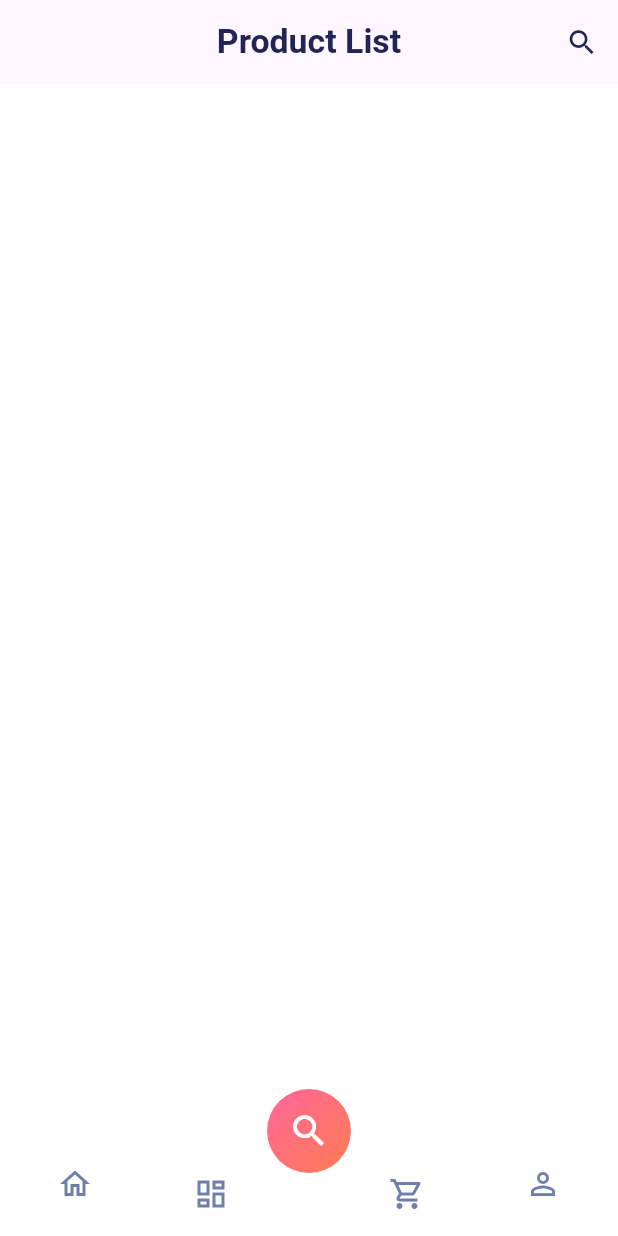
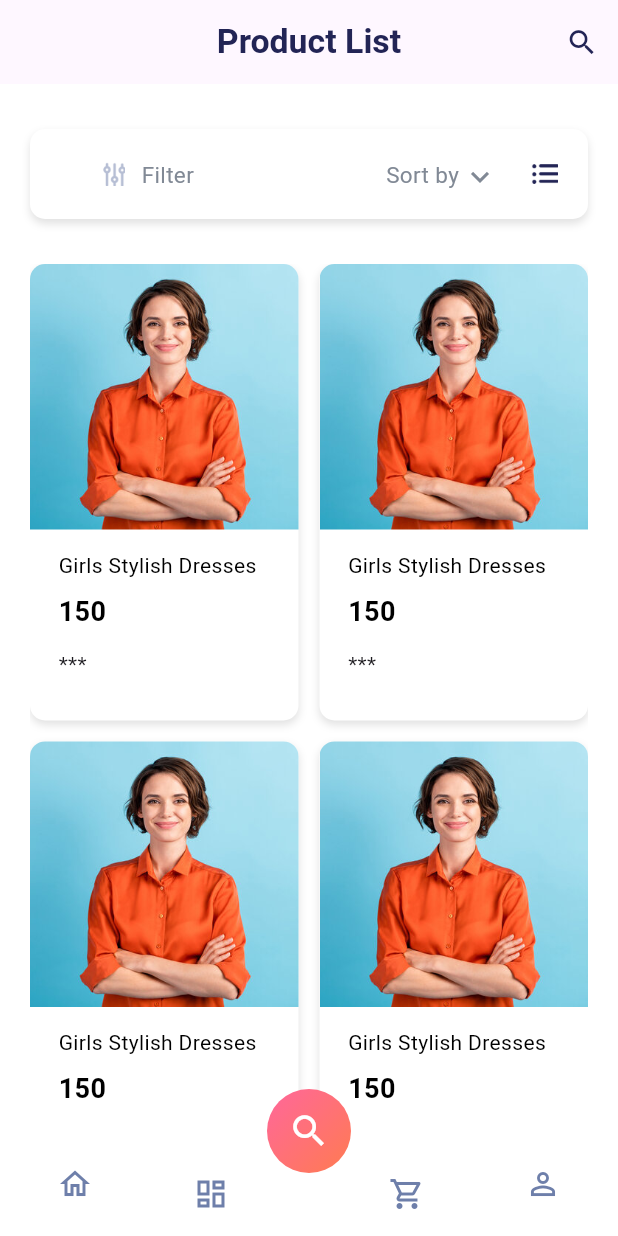
Before and after one commit to MohammedManik2548/dokan, a Flutter app: the screen it shows after launch, on a phone screen of 412 x 824 dp. Run offline on Flutter 3.47's test engine with Material 3 defaults, Android fonts, the phone set to English and light mode, and no system bars; our stand-ins replace dio, fluttertoast, get, shared_preferences; Roboto replaces fonts that are missing (MrEavesXLModOT).

Commit message:
GridView design

```diff
--- a/lib/Utils/app_constant.dart
+++ b/lib/Utils/app_constant.dart
@@ -1,5 +1,6 @@
 class AppConstant{
   static const String splashRoute='/';
   static const String mainRoute='main_screen';
+  static const String searchRoute='search_screen';
 
 }
--- a/lib/Utils/generated_route.dart
+++ b/lib/Utils/generated_route.dart
@@ -1,5 +1,6 @@
 import 'package:flutter/material.dart';
 import '../presentationLayer/screens/main_screen.dart';
+import '../presentationLayer/screens/search_Screen.dart';
 import '../presentationLayer/screens/splash_screen.dart';
 import 'app_constant.dart';
 class GeneratedRoute{
@@ -13,6 +14,10 @@ class GeneratedRoute{
       // routeSettings.arguments as Map;
         return _materialRoute(MainScreen());
 
+      case AppConstant.searchRoute:
+      // routeSettings.arguments as Map;
+        return _materialRoute(SearchScreen());
+
       default:
         return _materialRoute(const Scaffold(body: Center(child: Text('No Page found')),));
     }
--- a/lib/businessLogicLayer/navigation_controller.dart
+++ b/lib/businessLogicLayer/navigation_controller.dart
@@ -4,22 +4,24 @@ import 'package:get/get.dart';
 import '../presentationLayer/screens/dashboard_screen.dart';
 import '../presentationLayer/screens/home_screen.dart';
 import '../presentationLayer/screens/profile_screen.dart';
+import '../presentationLayer/screens/search_Screen.dart';
 import '../presentationLayer/screens/shopping_screen.dart';
 
 class NavigationController extends GetxController {
-  int selectedIndex = 0;
+  var selectedIndex = 0.obs;
 
   final List<Widget> _screens = [
+    SearchScreen(),
     HomeScreen(),
     DashboardScreen(),
     ShoppingScreen(),
     ProfileScreen(),
   ];
 
-  Widget get currentScreen => _screens[selectedIndex];
+  Widget get currentScreen => _screens[selectedIndex.value];
 
   void onItemTapped(int index) {
-    selectedIndex = index;
+    selectedIndex.value = index;
     update();
   }
 }
--- a/lib/presentationLayer/screens/home_screen.dart
+++ b/lib/presentationLayer/screens/home_screen.dart
@@ -7,27 +7,7 @@ class HomeScreen extends StatelessWidget {
   Widget build(BuildContext context) {
     return Scaffold(
       backgroundColor: Colors.white,
-      appBar: AppBar(
-        title: Text(
-            'Product List',
-          style: TextStyle(
-            fontSize: 22.57,
-            fontWeight: FontWeight.w700,
-            color: Color(0xff222455),
-          ),
-        ),
-        actions: [
-          IconButton(
-            onPressed: (){},
-            icon: Icon(
-                Icons.search,
-              size: 22,
-              color: Color(0xff222455),
-            ),
-          ),
-        ],
-        centerTitle: true,
-      ),
+      appBar: AppBar(title: Text('Home'),centerTitle: true,),
       body: Container(),
     );
   }
--- a/lib/presentationLayer/screens/main_screen.dart
+++ b/lib/presentationLayer/screens/main_screen.dart
@@ -1,12 +1,11 @@
 import 'package:flutter/material.dart';
 import 'package:get/get_state_manager/get_state_manager.dart';
-
-import '../../businessLogicLayer/home_controller.dart';
+import '../../Utils/app_constant.dart';
 import '../../businessLogicLayer/navigation_controller.dart';
 import '../widgets/custom_floatingButton.dart';
 
 class MainScreen extends StatelessWidget {
-  final HomeController controller = HomeController();
+  final NavigationController controller = NavigationController();
   MainScreen({super.key});
 
   @override
@@ -19,7 +18,9 @@ class MainScreen extends StatelessWidget {
       ),
       floatingActionButtonLocation: FloatingActionButtonLocation.centerDocked,
       floatingActionButton: GradientFloatingActionButton(
-        onPressed: () {},
+        onPressed: () {
+          Navigator.pushNamedAndRemoveUntil(context, AppConstant.mainRoute, (route) => false);
+        },
         icon: Icons.search,
         gradient: const LinearGradient(
           colors: [Color(0xffFF679B), Color(0xffFF7B51)],
@@ -47,7 +48,7 @@ class MainScreen extends StatelessWidget {
                   Padding(
                     padding: const EdgeInsets.only(left: 10.0),
                     child: IconButton(
-                      onPressed: ()=> controller.onItemTapped(0),
+                      onPressed: ()=> controller.onItemTapped(1),
                       icon: const Icon(Icons.home_outlined,
                         color: Color(0xff6E7FAA),),
                     ),
@@ -56,7 +57,7 @@ class MainScreen extends StatelessWidget {
                       padding:
                       const EdgeInsets.only(right: 20.0, top: 10.0, bottom: 10.0),
                       child: IconButton(
-                        onPressed: ()=> controller.onItemTapped(1),
+                        onPressed: ()=> controller.onItemTapped(2),
                         icon: const Icon(
                           Icons.dashboard_outlined,
                           color: Color(0xff6E7FAA),
@@ -67,7 +68,7 @@ class MainScreen extends StatelessWidget {
                       padding:
                       const EdgeInsets.only(left: 20.0, top: 10.0, bottom: 10.0),
                       child: IconButton(
-                        onPressed: ()=> controller.onItemTapped(2),
+                        onPressed: ()=> controller.onItemTapped(3),
                         icon: const Icon(
                           Icons.shopping_cart_outlined,
                           color: Color(0xff6E7FAA),
@@ -77,7 +78,7 @@ class MainScreen extends StatelessWidget {
                   Padding(
                       padding: const EdgeInsets.only(right: 10.0),
                       child: IconButton(
-                        onPressed: ()=> controller.onItemTapped(3),
+                        onPressed: ()=> controller.onItemTapped(4),
                         icon: const Icon(
                           Icons.person_outline,
                           color: Color(0xff6E7FAA),
--- /dev/null
+++ b/lib/presentationLayer/screens/search_Screen.dart
@@ -0,0 +1,160 @@
+import 'package:flutter/cupertino.dart';
+import 'package:flutter/material.dart';
+import 'package:flutter/widgets.dart';
+
+import '../widgets/product_card.dart';
+class SearchScreen extends StatelessWidget {
+  const SearchScreen({super.key});
+
+  @override
+  Widget build(BuildContext context) {
+    final height = MediaQuery.sizeOf(context).height;
+    final width = MediaQuery.sizeOf(context).width;
+    return Scaffold(
+      backgroundColor: Colors.white,
+      appBar: AppBar(
+        title: Text(
+          'Product List',
+          style: TextStyle(
+            fontSize: 22.57,
+            fontWeight: FontWeight.w700,
+            color: Color(0xff222455),
+          ),
+        ),
+        centerTitle: true,
+        elevation: 0,
+        actions: [
+          // Container(
+          //   alignment: Alignment.center,
+          //   height: 22,
+          //   width: 22,
+          //   child: Icon(
+          //       Icons.search,
+          //     size: 14,
+          //     color: Color(0xff222455),
+          //   ),
+          // ),
+          IconButton(
+            onPressed: (){},
+            icon: Icon(
+              Icons.search,
+              size: 22,
+              color: Color(0xff222455),
+            ),
+          ),
+        ],
+      ),
+      body: SingleChildScrollView(
+        child: Column(
+          children: [
+            _buildFilterSort(width),
+            SizedBox(height: 10),
+            _buildAllProduct(height),
+            // Container(
+            //   padding: EdgeInsets.all(8.0),
+            //   height: height,
+            //     child: _buildAllProduct(),
+            // ),
+          ],
+        ),
+      ),
+    );
+  }
+
+  Widget _buildFilterSort(double width){
+    return Container(
+      margin: EdgeInsets.only(top: 30,right: 20,left: 20),
+      width: width,
+      height: 60,
+      decoration:  BoxDecoration(
+        color: Colors.white,
+        borderRadius: BorderRadius.all(Radius.circular(10)),
+        boxShadow: [
+          BoxShadow(
+              blurRadius: 4,
+              spreadRadius: 0,
+              offset: Offset(0,3),
+              color: Colors.grey.withOpacity(0.3)
+          )
+        ],
+      ),
+      child: Padding(
+        padding: const EdgeInsets.all(20),
+        child: Row(
+          mainAxisAlignment: MainAxisAlignment.end,
+
+          children: [
+            Row(
+              mainAxisAlignment: MainAxisAlignment.start,
+              crossAxisAlignment: CrossAxisAlignment.center,
+              children: [
+                Image.asset(
+                  'assets/images/Shape.png',
+                  height: 16,
+                  width: 15,
+                ),
+                SizedBox(width: 11),
+                Text(
+                  'Filter',
+                  style: TextStyle(
+                    fontWeight: FontWeight.w400,
+                    fontSize: 15,
+                    color: Color(0xff818995),
+                  ),
+                ),
+              ],
+            ),
+            const SizedBox(width: 128),
+            const Row(
+              mainAxisAlignment: MainAxisAlignment.start,
+              crossAxisAlignment: CrossAxisAlignment.center,
+              children: [
+                Text(
+                  'Sort by',
+                  style: TextStyle(
+                    fontWeight: FontWeight.w400,
+                    fontSize: 15,
+                    color: Color(0xff818995),
+                  ),
+                ),
+                SizedBox(width: 2),
+                Icon(
+                  Icons.keyboard_arrow_down,
+                  color: Color(0xff818995),
+                )
+              ],
+            ),
+            SizedBox(width: 22),
+            Image.asset(
+              'assets/images/filter.png',
+              height: 13,
+              width: 18,
+            ),
+          ],
+        ),
+      ),
+    );
+  }
+
+  Widget _buildAllProduct(double height){
+    return Container(
+      height: height,
+      padding: EdgeInsets.all(20.0),
+      child: GridView.builder(
+          gridDelegate: const SliverGridDelegateWithFixedCrossAxisCount(
+              crossAxisCount: 2,
+            childAspectRatio: (100 / 170),
+            crossAxisSpacing: 14,
+            mainAxisSpacing: 14,
+          ),
+          scrollDirection: Axis.vertical,
+          itemCount: 30,
+          itemBuilder: (c, i){
+            return ProductCard();
+          }
+      ),
+    );
+  }
+
+
+}
--- /dev/null
+++ b/lib/presentationLayer/widgets/product_card.dart
@@ -0,0 +1,69 @@
+import 'package:flutter/material.dart';
+
+class ProductCard extends StatelessWidget {
+  const ProductCard({super.key});
+
+  @override
+  Widget build(BuildContext context) {
+    final width = MediaQuery.sizeOf(context).width;
+    return Container(
+      width: width / 2,
+      height: 290,
+      decoration: BoxDecoration(
+        borderRadius: BorderRadius.circular(10.0),
+        color: Colors.white,
+        boxShadow: [
+          BoxShadow(
+              blurRadius: 4,
+              spreadRadius: 0,
+              offset: Offset(0,3),
+              color: Colors.grey.withOpacity(0.3)
+          )
+        ],
+      ),
+      child: Column(
+        crossAxisAlignment: CrossAxisAlignment.start,
+
+        children: [
+          ClipRRect(
+            borderRadius: const BorderRadius.only(topRight: Radius.circular(10),topLeft: Radius.circular(10)),
+            child: Image.asset(
+              'assets/images/person.jpg',
+              height: 177,
+              fit: BoxFit.cover,
+            ),
+          ),
+          SizedBox(height: 14),
+          Container(
+            margin: EdgeInsets.only(left: 19),
+            child: Column(
+              crossAxisAlignment: CrossAxisAlignment.start,
+              mainAxisAlignment: MainAxisAlignment.spaceBetween,
+              children: [
+                Text(
+                    'Girls Stylish Dresses',
+                  style: TextStyle(
+                    fontWeight: FontWeight.w400,
+                    fontSize: 14,
+                    color: Colors.black
+                  ),
+                ),
+                SizedBox(height: 8),
+                Text(
+                  '150',
+                  style: TextStyle(
+                      fontWeight: FontWeight.w700,
+                      fontSize: 18,
+                      color: Colors.black
+                  ),
+                ),
+                SizedBox(height: 12),
+                Text('***'),
+              ],
+            ),
+          ),
+        ],
+      ),
+    );
+  }
+}
```
Also changed, not shown: assets/images/Shape.png (added), assets/images/filter.png (added), assets/images/person.jpg (added).
